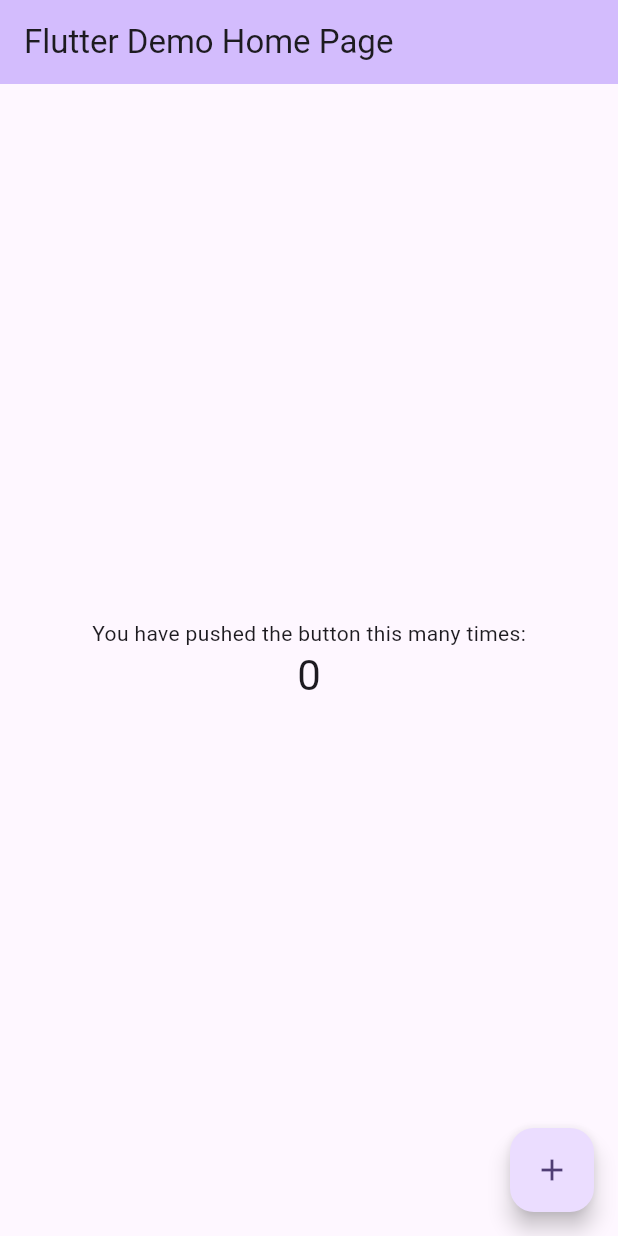
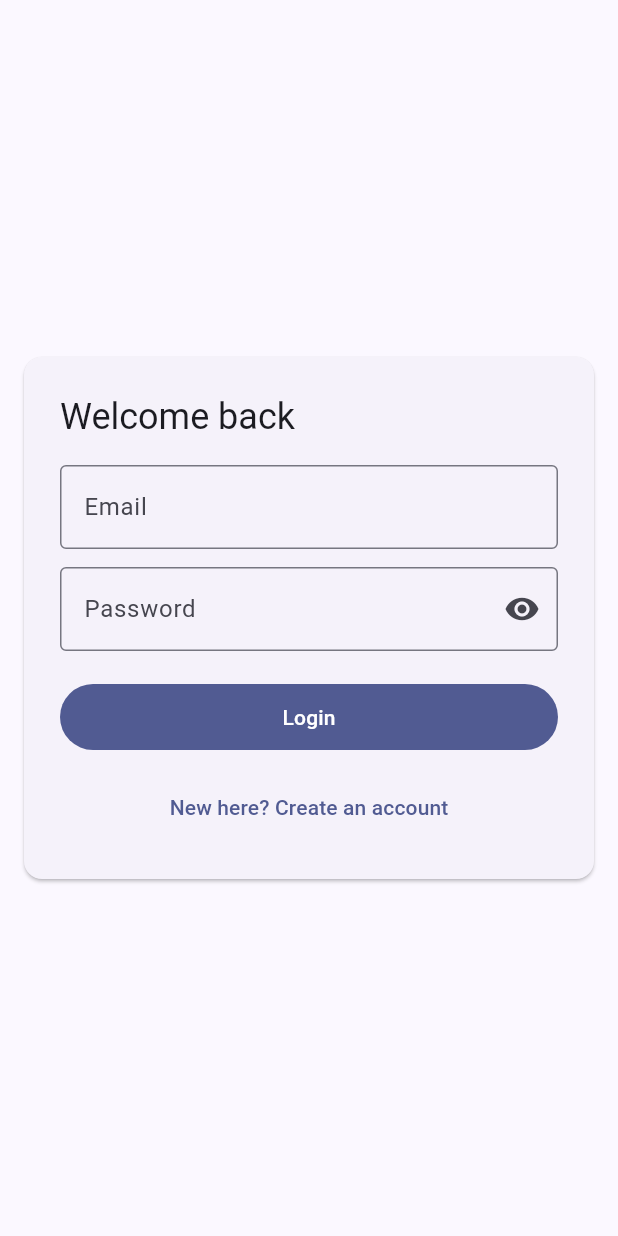
Before and after one commit to Maulik3740/note_taking, a Flutter app: the screen it shows after launch, on a phone screen of 412 x 824 dp. Run offline on Flutter 3.47's test engine with Material 3 defaults, Android fonts, the phone set to English and light mode, and no system bars; our stand-ins replace cloud_firestore, firebase_auth, firebase_core; accounts and stored records are empty.

Commit message:
--stable-- working fine in ios and android

```diff
--- a/lib/main.dart
+++ b/lib/main.dart
@@ -1,99 +1,58 @@
 import 'package:flutter/material.dart';
+import 'package:firebase_core/firebase_core.dart';
+import 'package:provider/provider.dart';
+import 'services/auth_service.dart';
+import 'pages/login_page.dart';
+import 'pages/notes_page.dart';
 
-void main() {
-  runApp(const MyApp());
+// NOTE: We intentionally call Firebase.initializeApp() without options.
+// On Android/iOS, values are pulled from google-services.json / GoogleService-Info.plist.
+// For Web/Mac/Windows, follow README to add DefaultFirebaseOptions.
+Future<void> main() async {
+  WidgetsFlutterBinding.ensureInitialized();
+  await Firebase.initializeApp();
+  runApp(const NotesApp());
 }
 
-class MyApp extends StatelessWidget {
-  const MyApp({super.key});
+class NotesApp extends StatelessWidget {
+  const NotesApp({super.key});
 
-  // This widget is the root of your application.
   @override
   Widget build(BuildContext context) {
-    return MaterialApp(
-      title: 'Flutter Demo',
-      theme: ThemeData(
-
-        colorScheme: ColorScheme.fromSeed(seedColor: Colors.deepPurple),
+    return MultiProvider(
+      providers: [
+        ChangeNotifierProvider(create: (_) => AuthService()..bindAuthState()),
+      ],
+      child: MaterialApp(
+        title: 'Notes',
+        theme: ThemeData(
+          useMaterial3: true,
+          colorScheme: ColorScheme.fromSeed(seedColor: Colors.indigo),
+          inputDecorationTheme: const InputDecorationTheme(
+            border: OutlineInputBorder(),
+          ),
+        ),
+        home: const _AuthGate(),
+        debugShowCheckedModeBanner: false,
       ),
-      home: const MyHomePage(title: 'Flutter Demo Home Page'),
     );
   }
 }
 
-class MyHomePage extends StatefulWidget {
-  const MyHomePage({super.key, required this.title});
-
-  final String title;
-
-  @override
-  State<MyHomePage> createState() => _MyHomePageState();
-}
-
-class _MyHomePageState extends State<MyHomePage> {
-  int _counter = 0;
-
-  void _incrementCounter() {
-    setState(() {
-      // This call to setState tells the Flutter framework that something has
-      // changed in this State, which causes it to rerun the build method below
-      // so that the display can reflect the updated values. If we changed
-      // _counter without calling setState(), then the build method would not be
-      // called again, and so nothing would appear to happen.
-      _counter++;
-    });
-  }
+class _AuthGate extends StatelessWidget {
+  const _AuthGate();
 
   @override
   Widget build(BuildContext context) {
-    // This method is rerun every time setState is called, for instance as done
-    // by the _incrementCounter method above.
-    //
-    // The Flutter framework has been optimized to make rerunning build methods
-    // fast, so that you can just rebuild anything that needs updating rather
-    // than having to individually change instances of widgets.
-    return Scaffold(
-      appBar: AppBar(
-        // TRY THIS: Try changing the color here to a specific color (to
-        // Colors.amber, perhaps?) and trigger a hot reload to see the AppBar
-        // change color while the other colors stay the same.
-        backgroundColor: Theme.of(context).colorScheme.inversePrimary,
-        // Here we take the value from the MyHomePage object that was created by
-        // the App.build method, and use it to set our appbar title.
-        title: Text(widget.title),
-      ),
-      body: Center(
-        // Center is a layout widget. It takes a single child and positions it
-        // in the middle of the parent.
-        child: Column(
-          // Column is also a layout widget. It takes a list of children and
-          // arranges them vertically. By default, it sizes itself to fit its
-          // children horizontally, and tries to be as tall as its parent.
-          //
-          // Column has various properties to control how it sizes itself and
-          // how it positions its children. Here we use mainAxisAlignment to
-          // center the children vertically; the main axis here is the vertical
-          // axis because Columns are vertical (the cross axis would be
-          // horizontal).
-          //
-          // TRY THIS: Invoke "debug painting" (choose the "Toggle Debug Paint"
-          // action in the IDE, or press "p" in the console), to see the
-          // wireframe for each widget.
-          mainAxisAlignment: MainAxisAlignment.center,
-          children: <Widget>[
-            const Text('You have pushed the button this many times:'),
-            Text(
-              '$_counter',
-              style: Theme.of(context).textTheme.headlineMedium,
-            ),
-          ],
-        ),
-      ),
-      floatingActionButton: FloatingActionButton(
-        onPressed: _incrementCounter,
-        tooltip: 'Increment',
-        child: const Icon(Icons.add),
-      ), // This trailing comma makes auto-formatting nicer for build methods.
-    );
+    final auth = context.watch<AuthService>();
+    if (auth.isLoading) {
+      return const Scaffold(
+        body: Center(child: CircularProgressIndicator()),
+      );
+    }
+    if (auth.user != null) {
+      return const NotesPage();
+    }
+    return const LoginPage();
   }
 }
--- /dev/null
+++ b/lib/pages/login_page.dart
@@ -0,0 +1,111 @@
+import 'package:firebase_auth/firebase_auth.dart';
+import 'package:flutter/material.dart';
+import 'package:provider/provider.dart';
+import '../services/auth_service.dart';
+import '../utils/snack.dart';
+
+class LoginPage extends StatefulWidget {
+  const LoginPage({super.key});
+
+  @override
+  State<LoginPage> createState() => _LoginPageState();
+}
+
+class _LoginPageState extends State<LoginPage> {
+  final _formKey = GlobalKey<FormState>();
+  final _email = TextEditingController();
+  final _password = TextEditingController();
+  bool _isLogin = true;
+  bool _obscure = true;
+
+  @override
+  void dispose() {
+    _email.dispose();
+    _password.dispose();
+    super.dispose();
+  }
+
+  @override
+  Widget build(BuildContext context) {
+    final auth = context.watch<AuthService>();
+    final maxWidth = 560.0;
+
+    return Scaffold(
+      body: Center(
+        child: ConstrainedBox(
+          constraints: BoxConstraints(maxWidth: maxWidth),
+          child: Card(
+            margin: const EdgeInsets.all(16),
+            child: Padding(
+              padding: const EdgeInsets.all(24.0),
+              child: Form(
+                key: _formKey,
+                child: Column(
+                  mainAxisSize: MainAxisSize.min,
+                  crossAxisAlignment: CrossAxisAlignment.stretch,
+                  children: [
+                    Text(_isLogin ? 'Welcome back' : 'Create account',
+                        style: Theme.of(context).textTheme.headlineSmall),
+                    const SizedBox(height: 16),
+                    TextFormField(
+                      controller: _email,
+                      decoration: const InputDecoration(labelText: 'Email'),
+                      validator: (v) =>
+                          (v == null || !v.contains('@')) ? 'Enter a valid email' : null,
+                    ),
+                    const SizedBox(height: 12),
+                    TextFormField(
+                      controller: _password,
+                      obscureText: _obscure,
+                      decoration: InputDecoration(
+                        labelText: 'Password',
+                        suffixIcon: IconButton(
+                          onPressed: () => setState(() => _obscure = !_obscure),
+                          icon: Icon(_obscure ? Icons.visibility : Icons.visibility_off),
+                        ),
+                      ),
+                      validator: (v) =>
+                          (v == null || v.length < 6) ? 'Min 6 characters' : null,
+                    ),
+                    const SizedBox(height: 20),
+                    FilledButton(
+                      onPressed: auth.isLoading
+                          ? null
+                          : () async {
+                              if (!_formKey.currentState!.validate()) return;
+                              try {
+                                if (_isLogin) {
+                                  await context
+                                      .read<AuthService>()
+                                      .signIn(_email.text.trim(), _password.text.trim());
+                                } else {
+                                  await context
+                                      .read<AuthService>()
+                                      .signUp(_email.text.trim(), _password.text.trim());
+                                }
+                              } on FirebaseAuthException catch (e) {
+                                showSnack(context, e.message ?? 'Auth error');
+                              }
+                            },
+                      child: Padding(
+                        padding: const EdgeInsets.symmetric(vertical: 12.0),
+                        child: Text(_isLogin ? 'Login' : 'Sign up'),
+                      ),
+                    ),
+                    const SizedBox(height: 12),
+                    TextButton(
+                      onPressed: () => setState(() => _isLogin = !_isLogin),
+                      child: Text(_isLogin
+                          ? 'New here? Create an account'
+                          : 'Already have an account? Login'),
+                    ),
+                  ],
+                ),
+              ),
+            ),
+          ),
+        ),
+      ),
+    );
+  }
+}
--- /dev/null
+++ b/lib/services/auth_service.dart
@@ -0,0 +1,51 @@
+import 'package:firebase_auth/firebase_auth.dart';
+import 'package:flutter/foundation.dart';
+
+class AuthService extends ChangeNotifier {
+  final _auth = FirebaseAuth.instance;
+  User? _user;
+  bool _isLoading = true;
+
+  User? get user => _user;
+  bool get isLoading => _isLoading;
+
+  void bindAuthState() {
+    _auth.authStateChanges().listen((u) {
+      _user = u;
+      _isLoading = false;
+      notifyListeners();
+    });
+  }
+
+  Future<void> signIn(String email, String password) async {
+    _isLoading = true;
+    notifyListeners();
+    try {
+      await _auth.signInWithEmailAndPassword(email: email, password: password);
+    } on FirebaseAuthException catch (e) {
+      _isLoading = false;
+      notifyListeners();
+      rethrow;
+    }
+    _isLoading = false;
+    notifyListeners();
+  }
+
+  Future<void> signUp(String email, String password) async {
+    _isLoading = true;
+    notifyListeners();
+    try {
+      await _auth.createUserWithEmailAndPassword(email: email, password: password);
+    } on FirebaseAuthException catch (e) {
+      _isLoading = false;
+      notifyListeners();
+      rethrow;
+    }
+    _isLoading = false;
+    notifyListeners();
+  }
+
+  Future<void> signOut() async {
+    await _auth.signOut();
+  }
+}
```
Also changed, not shown: firepit-log.txt (added, +26 -0 lines), lib/models/note.dart (added, +35 -0 lines), lib/pages/note_detail_page.dart (added, +129 -0 lines), lib/pages/notes_page.dart (added, +144 -0 lines), lib/services/notes_service.dart (added, +52 -0 lines), lib/utils/snack.dart (added, +7 -0 lines), lib/widgets/note_card.dart (added, +51 -0 lines), pubspec.yaml (+8 -0 lines), firebase.json (added), lib/firebase_options.dart (added), pubspec.lock, 19 other files.
